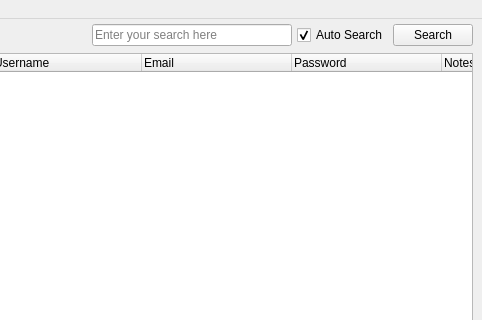
The window that resources/pastword.ui (GeorgeHoneywood/pastword) describes before a commit, drawn with Qt 5; both pictures show x 318 to 800 and y 0 to 320 of the 800 by 600 pixel window.
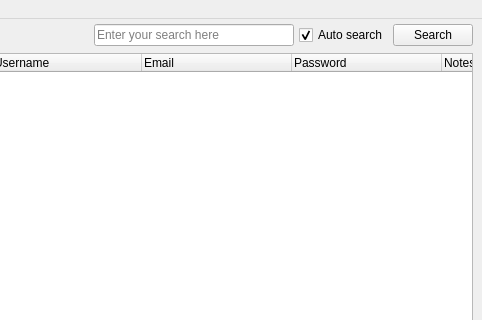
The same window after the commit. Icons and pictures are not drawn.

```diff
--- a/resources/pastword.ui
+++ b/resources/pastword.ui
@@ -89,7 +89,7 @@
       <item>
        <widget class="QCheckBox" name="cbAutoSearch">
         <property name="text">
-         <string>Auto Search</string>
+         <string>Auto search</string>
         </property>
         <property name="checked">
          <bool>true</bool>
```
Left out of the diff: 13 changed lines with no effect on the pictures.
